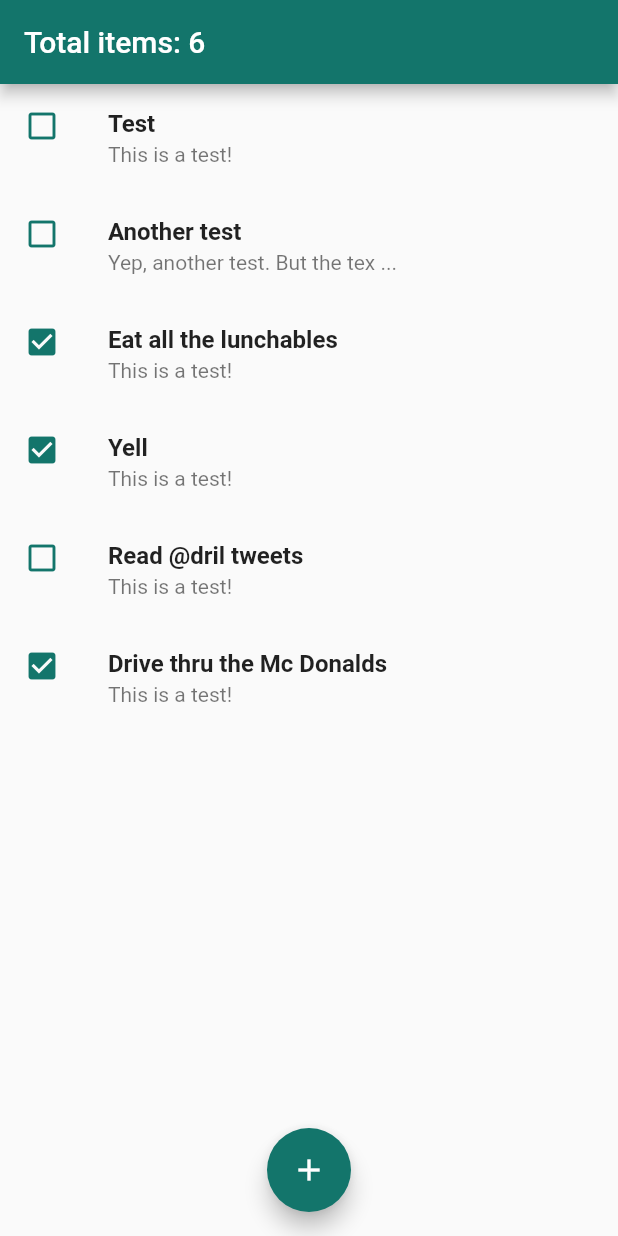
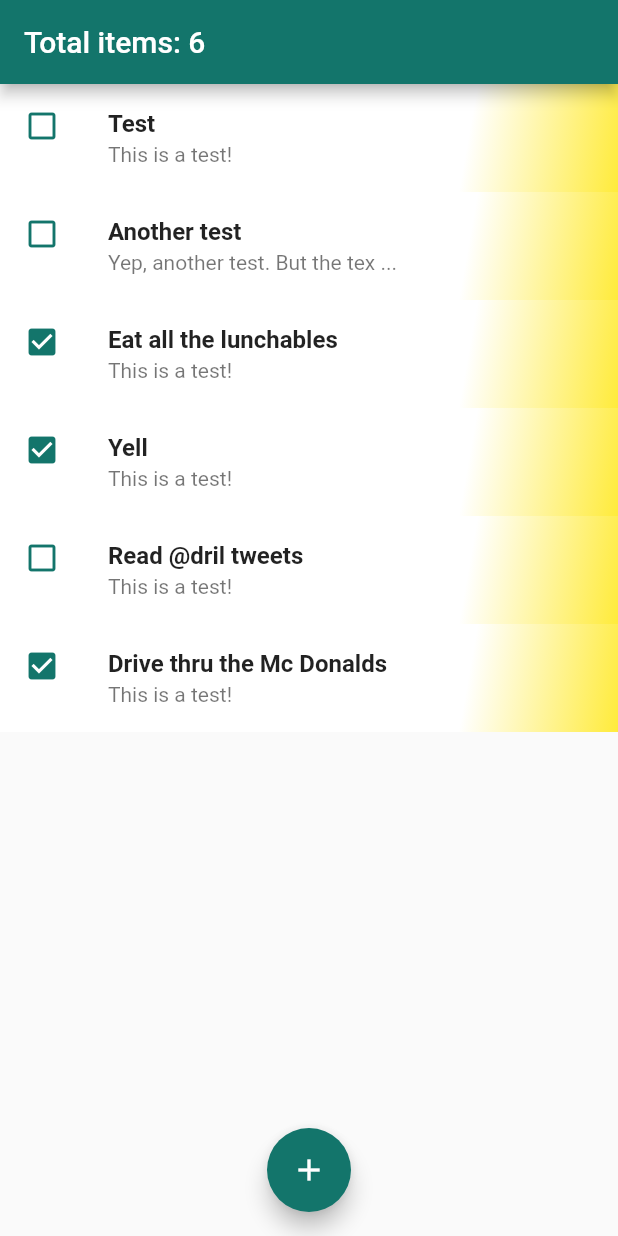
Before and after one commit to david1707/tasker, a Flutter app: the screen it shows after launch, on a phone screen of 412 x 824 dp. Run offline on Flutter 3.47's test engine with Material 2 defaults, Android fonts, the phone set to English and light mode, and no system bars.

Commit message:
Created Enum Priorities in TodoItem and display its colour as gradient in the TodoListTile (WIP)

```diff
--- a/lib/models/todo_item.dart
+++ b/lib/models/todo_item.dart
@@ -1,13 +1,21 @@
+enum Priorities {
+  low,
+  medium,
+  high,
+}
+
 class TodoItem {
   final String id;
   final String title;
   final String body;
+  final Priorities priorities;
   bool isFinished;
 
   TodoItem({
     required this.id,
     required this.title,
     required this.body,
+    this.priorities = Priorities.medium,
     required this.isFinished,
   });
 }
--- a/lib/screens/main_screen.dart
+++ b/lib/screens/main_screen.dart
@@ -19,6 +19,7 @@ class _MainScreenState extends State<MainScreen> {
       id: '01',
       title: 'Test',
       body: 'This is a test!',
+      priorities: Priorities.medium,
       isFinished: false,
     ),
     TodoItem(
@@ -26,30 +27,35 @@ class _MainScreenState extends State<MainScreen> {
       title: 'Another test',
       body:
           'Yep, another test. But the text on this one is longer so we can see how we limit characters being ',
+      priorities: Priorities.low,
       isFinished: false,
     ),
     TodoItem(
       id: '03',
       title: 'Eat all the lunchables',
       body: 'This is a test!',
+      priorities: Priorities.medium,
       isFinished: true,
     ),
     TodoItem(
       id: '04',
       title: 'Yell',
       body: 'This is a test!',
+      priorities: Priorities.low,
       isFinished: true,
     ),
     TodoItem(
       id: '05',
       title: 'Read @dril tweets',
       body: 'This is a test!',
+      priorities: Priorities.high,
       isFinished: false,
     ),
     TodoItem(
       id: '06',
       title: 'Drive thru the Mc Donalds',
       body: 'This is a test!',
+      priorities: Priorities.high,
       isFinished: true,
     ),
   ];
--- a/lib/widgets/todo_listtile.dart
+++ b/lib/widgets/todo_listtile.dart
@@ -14,7 +14,20 @@ class ToDoListTile extends StatelessWidget {
 
   @override
   Widget build(BuildContext context) {
-    return ListTile(
+    return Container(
+      decoration: const BoxDecoration(
+          gradient: LinearGradient(
+        begin: Alignment.topLeft,
+        end: Alignment.bottomRight,
+        colors: [
+          Colors.white,
+          Colors.white,
+          Colors.white,
+          Colors.white,
+          Colors.yellow
+        ],
+      )),
+      child: ListTile(
         title: Text(
           todo.title,
           style: const TextStyle(
@@ -32,6 +45,7 @@ class ToDoListTile extends StatelessWidget {
             color: Colours.kTeal,
           ),
         ),
+      ),
     );
   }
 }
```
Lines whose indentation alone changed are shown as unchanged.
